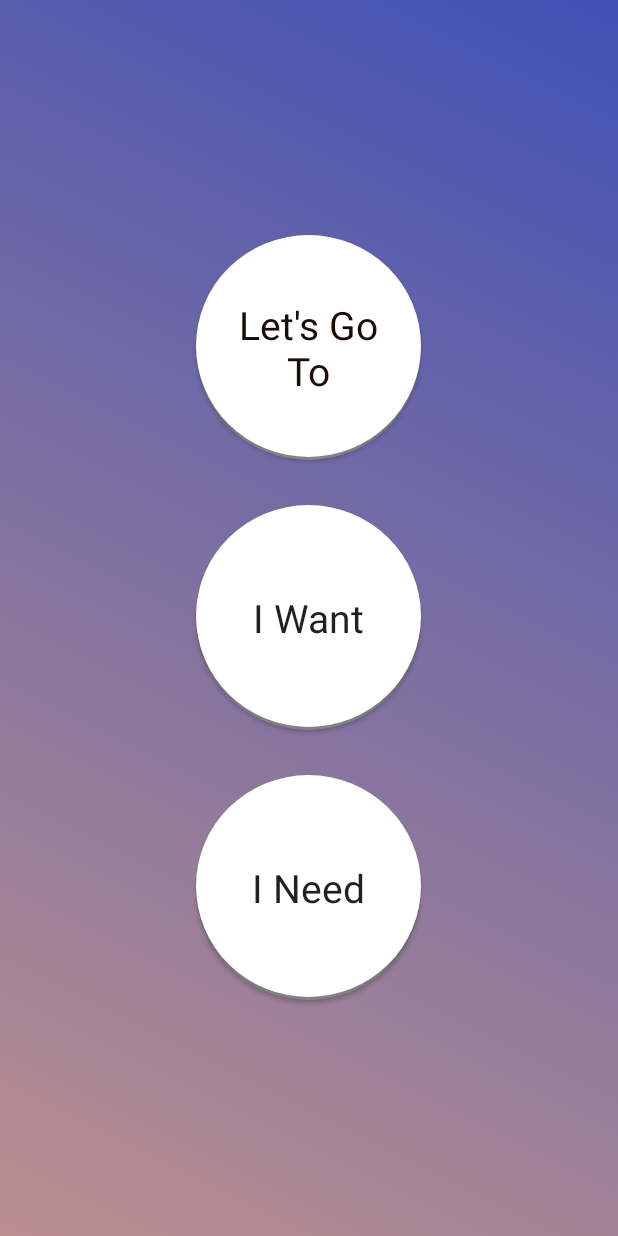
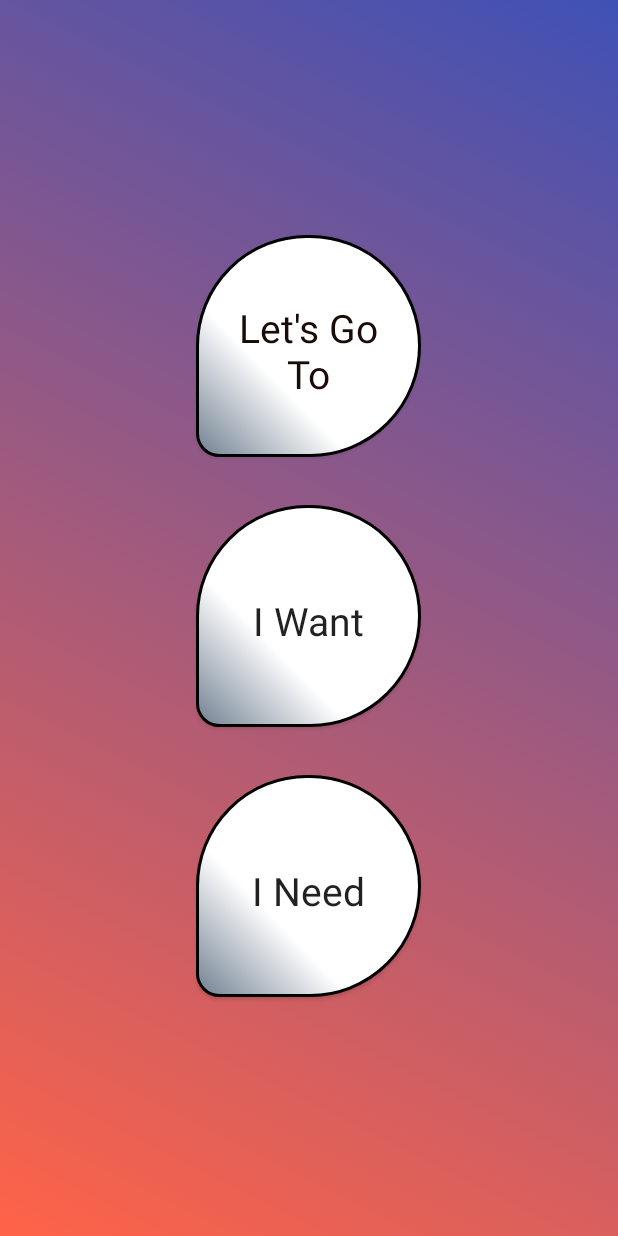
Before and after one commit to yuvalta/Talki-app, an Android app: the screen it shows after launch (MainActivity), on a phone screen of 412 x 824 dp. Run offline under Robolectric (Android 15) with nearby library versions, the phone set to English and light mode, and no system bars; Roboto replaces fonts that are not available here.

Commit message:
2.12.18 - drawer menu, long press to change content, not saving changed content.
16.12.18 - animated background, icons on actions, need to make an icon selection

17.12.18 - added spinner for animation

```diff
--- a/app/src/main/java/com/example/yuvaltamir/talki/MainActivity.java
+++ b/app/src/main/java/com/example/yuvaltamir/talki/MainActivity.java
@@ -1,5 +1,6 @@
 package com.example.yuvaltamir.talki;
 
+import android.app.AlertDialog;
 import android.app.Dialog;
 import android.content.Context;
 import android.content.SharedPreferences;
@@ -10,20 +11,26 @@ import android.support.design.widget.TextInputLayout;
 import android.support.v4.widget.DrawerLayout;
 import android.support.v7.app.AppCompatActivity;
 import android.os.Bundle;
+import android.view.LayoutInflater;
 import android.view.MenuItem;
 import android.view.View;
 import android.view.inputmethod.InputMethodManager;
+import android.widget.AdapterView;
+import android.widget.ArrayAdapter;
 import android.widget.Button;
 import android.widget.RelativeLayout;
+import android.widget.Spinner;
 import android.widget.TextView;
 import android.widget.Toast;
 
 import java.util.Objects;
 
-//TODO fix the stop of animation while dialog is open - 2 different threads or AsyncTask
+//TODO fix warnings
+//TODO make an icon selector to each action
 
-public class MainActivity extends AppCompatActivity {
+public class MainActivity extends AppCompatActivity implements AdapterView.OnItemSelectedListener {
 
+    Spinner animationChooseSpinner;
     AnimationDrawable animationDrawable;
     RelativeLayout relativeLayout;
     Dialog dialogPrefix;
@@ -34,7 +41,6 @@ public class MainActivity extends AppCompatActivity {
     Button prefixTwo;
     Button prefixThree;
     DrawerLayout mDrawerLayout;
-    RelativeLayout mainRelativeLayout;
     Button OKButton;
     Button content1_1;
     Button content1_2;
@@ -61,6 +67,7 @@ public class MainActivity extends AppCompatActivity {
     protected void onCreate(Bundle savedInstanceState) {
         super.onCreate(savedInstanceState);
         setContentView(R.layout.activity_main);
+
 
         // Animation background
         relativeLayout = findViewById(R.id.main_relative_layout);
@@ -107,7 +114,7 @@ public class MainActivity extends AppCompatActivity {
                             animationDrawable.stop();
                             menuItem.setTitle("Resume background animation");
                             isAnimationRunning = false;
-                        } else if(menuItem.getItemId() == R.id.startStopAnimation && !isAnimationRunning) {
+                        } else if (menuItem.getItemId() == R.id.startStopAnimation && !isAnimationRunning) {
                             menuItem.setTitle("Pause background animation");
                             animationDrawable.run();
                             isAnimationRunning = true;
@@ -121,6 +128,8 @@ public class MainActivity extends AppCompatActivity {
                     }
                 });
     }
+
+    // for the background animation while life cycle
 
     @Override
     protected void onResume() {
@@ -229,9 +238,20 @@ public class MainActivity extends AppCompatActivity {
 
             changeContentDialog.setContentView(R.layout.change_content_text);
 
+            // spinner
+
+            animationChooseSpinner = changeContentDialog.findViewById(R.id.chooseAnimation);
+            ArrayAdapter adapter = ArrayAdapter.createFromResource(MainActivity.this, R.array.animationChooseArray, android.R.layout.simple_spinner_item);
+            adapter.setDropDownViewResource(android.R.layout.simple_spinner_dropdown_item);
+            animationChooseSpinner.setAdapter(adapter);
+            animationChooseSpinner.setOnItemSelectedListener(MainActivity.this);
+
+            // open keyboard
+
             final InputMethodManager imm = (InputMethodManager) getSystemService(Context.INPUT_METHOD_SERVICE);
             imm.toggleSoftInput(InputMethodManager.SHOW_FORCED, 0);
 
+            // changing content
             contentField = changeContentDialog.findViewById(R.id.contentField);
             OKButton = changeContentDialog.findViewById(R.id.OKButton);
             contentButton = (Button) view;
@@ -243,6 +263,7 @@ public class MainActivity extends AppCompatActivity {
 
                     pressedButton = (Button) view;
                     newTextInput = Objects.requireNonNull(contentField.getEditText()).getText().toString().trim(); // get the text from the text box
+
 
                     if (newTextInput.isEmpty()) { // checks if the text is legal
                         errorInText = true;
@@ -256,7 +277,7 @@ public class MainActivity extends AppCompatActivity {
                     if (!errorInText) { // if the text is legal, continue
                         contentButton.setText(newTextInput); // change the text in the chosen button
 
-                        allAction[Integer.parseInt(tagOfContentButton)] = newTextInput;
+                        allAction[Integer.parseInt(tagOfContentButton) + 1] = newTextInput; // I add 1 because there was a problem in loading default value at [0] place
 
                         updateNewContentToSharedPreferences(allAction);
 
@@ -268,9 +289,7 @@ public class MainActivity extends AppCompatActivity {
                     }
                 }
             });
-
             changeContentDialog.show();
-
             return true;
         }
     };
@@ -289,7 +308,6 @@ public class MainActivity extends AppCompatActivity {
     }
 
     public void loadContentToSharedPreferences(String[] arrayOfActions) {
-
         SharedPreferences actions = getSharedPreferences("preferences", MODE_PRIVATE);
         String stringOfActions = actions.getString("Action", "");
         if (stringOfActions == null) // checks if the string is null
@@ -299,7 +317,6 @@ public class MainActivity extends AppCompatActivity {
         for (int i = 0; i < splitActions.length; i++) {
             arrayOfActions[i] = splitActions[i];
         }
-
     }
 
     public void customPopupAction(View view) {
@@ -324,4 +341,14 @@ public class MainActivity extends AppCompatActivity {
         chosenPrefix = " ";
     }
 
+
+    // spinner on click
+    @Override
+    public void onItemSelected(AdapterView<?> adapterView, View view, int i, long l) {
+        TextView text = (TextView) view;
+    }
+
+    @Override
+    public void onNothingSelected(AdapterView<?> adapterView) {
+    }
 }
--- a/app/src/main/res/drawable/gradient_background_1.xml
+++ b/app/src/main/res/drawable/gradient_background_1.xml
@@ -1,7 +1,7 @@
 <?xml version="1.0" encoding="utf-8"?>
 <shape xmlns:android="http://schemas.android.com/apk/res/android">
     <gradient
-        android:startColor="@color/deep_purple_500"
-        android:endColor="@color/AliceBlue"
+        android:startColor="@color/DarkBlue"
+        android:endColor="@color/cyan_500"
         android:angle="135"/>
 </shape>
--- a/app/src/main/res/drawable/gradient_background_2.xml
+++ b/app/src/main/res/drawable/gradient_background_2.xml
@@ -1,7 +1,7 @@
 <?xml version="1.0" encoding="utf-8"?>
 <shape xmlns:android="http://schemas.android.com/apk/res/android">
     <gradient
-        android:startColor="@color/RosyBrown"
+        android:startColor="@color/Tomato"
         android:endColor="@color/indigo_500"
         android:angle="45"/>
 </shape>
--- a/app/src/main/res/drawable/gradient_background_3.xml
+++ b/app/src/main/res/drawable/gradient_background_3.xml
@@ -2,6 +2,6 @@
 <shape xmlns:android="http://schemas.android.com/apk/res/android">
     <gradient
         android:startColor="@color/LightGreen"
-        android:endColor="@color/light_blue_500"
-        android:angle="135"/>
+        android:endColor="@color/Yellow"
+        android:angle="225"/>
 </shape>
--- a/app/src/main/res/drawable/gradient_background_4.xml
+++ b/app/src/main/res/drawable/gradient_background_4.xml
@@ -1,7 +1,7 @@
 <?xml version="1.0" encoding="utf-8"?>
 <shape xmlns:android="http://schemas.android.com/apk/res/android">
     <gradient
-        android:startColor="@color/Beige"
-        android:endColor="@color/bluegradient"
-        android:angle="225"/>
+        android:startColor="@color/IndianRed"
+        android:endColor="@color/DarkOrange"
+        android:angle="315"/>
 </shape>
--- a/app/src/main/res/drawable/gradient_background_5.xml
+++ b/app/src/main/res/drawable/gradient_background_5.xml
@@ -1,7 +1,7 @@
 <?xml version="1.0" encoding="utf-8"?>
 <shape xmlns:android="http://schemas.android.com/apk/res/android">
     <gradient
-        android:startColor="@color/PaleVioletRed"
-        android:endColor="@color/MediumPurple"
-        android:angle="270"/>
+        android:startColor="@color/SandyBrown"
+        android:endColor="@color/MediumBlue"
+        android:angle="45"/>
 </shape>
--- a/app/src/main/res/drawable/prefix_button_style.xml
+++ b/app/src/main/res/drawable/prefix_button_style.xml
@@ -1,20 +1,31 @@
 <selector xmlns:android="http://schemas.android.com/apk/res/android">
     <item>
         <layer-list>
-            <item android:top="2dp">
-                <shape android:shape="oval">
-                    <gradient android:angle="90"
-                        android:endColor="@color/shadowstart" android:startColor="@color/shadowend" />
-                    <corners android:radius="50dp" />
-                </shape>
-            </item>
-            <item android:bottom="2dp">
-                <shape android:shape="oval">
-                    <gradient android:angle="270"
-                        android:endColor="@color/white" android:startColor="@color/white" />
-                    <corners android:radius="30dp" />
-                    <padding android:bottom="10dp" android:left="10dp"
-                        android:right="10dp" android:top="10dp" />
+
+
+            <item
+                android:bottom="2dp" >
+                <shape
+                    android:shape="rectangle">
+                    <gradient
+                        android:angle="45"
+                        android:centerX="35%"
+                        android:endColor="@color/White"
+                        android:centerColor="@color/white"
+                        android:startColor="@color/SlateGray" />
+                    <corners
+                        android:topLeftRadius="100dp"
+                        android:topRightRadius="100dp"
+                        android:bottomRightRadius="100dp"
+                        android:bottomLeftRadius="20dp"/>
+                    <stroke
+                        android:color="@color/Black"
+                        android:width="2dp"/>
+                    <padding
+                        android:bottom="10dp"
+                        android:left="10dp"
+                        android:right="10dp"
+                        android:top="15dp" />
                 </shape>
             </item>
         </layer-list>
--- a/app/src/main/res/layout/change_content_text.xml
+++ b/app/src/main/res/layout/change_content_text.xml
@@ -46,7 +46,25 @@
         android:text="OK"
         app:layout_constraintBottom_toBottomOf="parent"
         app:layout_constraintEnd_toEndOf="parent"
+        app:layout_constraintHorizontal_bias="0.808"
         app:layout_constraintStart_toStartOf="parent"
-        app:layout_constraintTop_toBottomOf="@+id/contentField" />
+        app:layout_constraintTop_toBottomOf="@+id/contentField"
+        app:layout_constraintVertical_bias="0.346" />
+
+    <Spinner
+        android:spinnerMode="dialog"
+        android:id="@+id/chooseAnimation"
+        android:layout_width="150dp"
+        android:layout_height="wrap_content"
+        android:layout_marginStart="8dp"
+        android:layout_marginTop="8dp"
+        android:layout_marginEnd="8dp"
+        android:layout_marginBottom="8dp"
+        app:layout_constraintBottom_toBottomOf="parent"
+        app:layout_constraintEnd_toStartOf="@+id/OKButton"
+        app:layout_constraintHorizontal_bias="0.45"
+        app:layout_constraintStart_toStartOf="parent"
+        app:layout_constraintTop_toBottomOf="@+id/contentField"
+        app:layout_constraintVertical_bias="0.41000003" />
 
 </android.support.constraint.ConstraintLayout>
--- a/app/src/main/res/values/strings.xml
+++ b/app/src/main/res/values/strings.xml
@@ -1,3 +1,12 @@
 <resources>
     <string name="app_name">Talki</string>
+
+    <string-array name="animationChooseArray">
+        <item>0</item>
+        <item>1</item>
+        <item>2</item>
+        <item>3</item>
+        <item>4</item>
+        <item>5</item>
+    </string-array>
 </resources>
```
